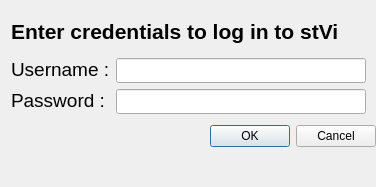
This is assets/ui/login.ui in jfnavarro/st_viewer as Qt 5 draws it before an edit. The edited form follows.
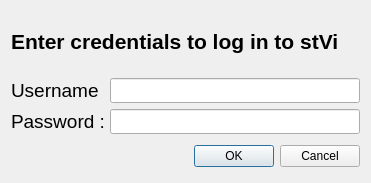
This is the edited form.

Commit message: assets/ui/login.ui modified to fix layout problems with the texts

The edit to the form file:
```diff
--- a/assets/ui/login.ui
+++ b/assets/ui/login.ui
@@ -9,43 +9,27 @@
    <rect>
     <x>0</x>
     <y>0</y>
-    <width>376</width>
-    <height>187</height>
+    <width>371</width>
+    <height>183</height>
    </rect>
   </property>
-  <property name="minimumSize">
-   <size>
-    <width>376</width>
-    <height>187</height>
-   </size>
-  </property>
-  <property name="maximumSize">
-   <size>
-    <width>376</width>
-    <height>187</height>
-   </size>
-  </property>
   <property name="windowTitle">
    <string>Log In</string>
   </property>
   <property name="modal">
    <bool>true</bool>
   </property>
-  <layout class="QFormLayout" name="formLayout">
-   <item row="0" column="0" colspan="2">
+  <layout class="QHBoxLayout" name="horizontalLayout">
+   <item>
+    <layout class="QVBoxLayout" name="verticalLayout">
+     <item>
     <widget class="QLabel" name="label">
      <property name="sizePolicy">
-      <sizepolicy hsizetype="Fixed" vsizetype="Fixed">
+        <sizepolicy hsizetype="Expanding" vsizetype="Preferred">
        <horstretch>0</horstretch>
        <verstretch>0</verstretch>
       </sizepolicy>
      </property>
-     <property name="minimumSize">
-      <size>
-       <width>281</width>
-       <height>41</height>
-      </size>
-     </property>
      <property name="font">
       <font>
        <pointsize>16</pointsize>
@@ -64,7 +48,9 @@
      </property>
     </widget>
    </item>
-   <item row="1" column="0">
+     <item>
+      <layout class="QGridLayout" name="gridLayout">
+       <item row="0" column="0">
     <widget class="QLabel" name="user_label">
      <property name="sizePolicy">
       <sizepolicy hsizetype="Fixed" vsizetype="Fixed">
@@ -91,7 +77,7 @@
      </property>
     </widget>
    </item>
-   <item row="1" column="1">
+       <item row="0" column="1">
     <widget class="QLineEdit" name="username">
      <property name="sizePolicy">
       <sizepolicy hsizetype="Fixed" vsizetype="Fixed">
@@ -107,7 +93,7 @@
      </property>
     </widget>
    </item>
-   <item row="2" column="0">
+       <item row="1" column="0">
     <widget class="QLabel" name="password_label">
      <property name="sizePolicy">
       <sizepolicy hsizetype="Fixed" vsizetype="Fixed">
@@ -134,7 +120,7 @@
      </property>
     </widget>
    </item>
-   <item row="2" column="1">
+       <item row="1" column="1">
     <widget class="QLineEdit" name="password">
      <property name="sizePolicy">
       <sizepolicy hsizetype="Fixed" vsizetype="Fixed">
@@ -153,10 +139,12 @@
      </property>
     </widget>
    </item>
-   <item row="3" column="1">
+      </layout>
+     </item>
+     <item>
     <widget class="QDialogButtonBox" name="buttons">
      <property name="sizePolicy">
-      <sizepolicy hsizetype="Fixed" vsizetype="Fixed">
+        <sizepolicy hsizetype="Expanding" vsizetype="Fixed">
        <horstretch>0</horstretch>
        <verstretch>0</verstretch>
       </sizepolicy>
@@ -182,6 +170,15 @@
     </widget>
    </item>
   </layout>
+   </item>
+  </layout>
+  <zorder>label</zorder>
+  <zorder>user_label</zorder>
+  <zorder>username</zorder>
+  <zorder>password_label</zorder>
+  <zorder>password</zorder>
+  <zorder>buttons</zorder>
+  <zorder>buttons</zorder>
  </widget>
  <resources/>
  <connections>
```
Left out of the diff: 32 changed lines with no effect on the pictures. Lines whose indentation alone changed are shown as unchanged.
